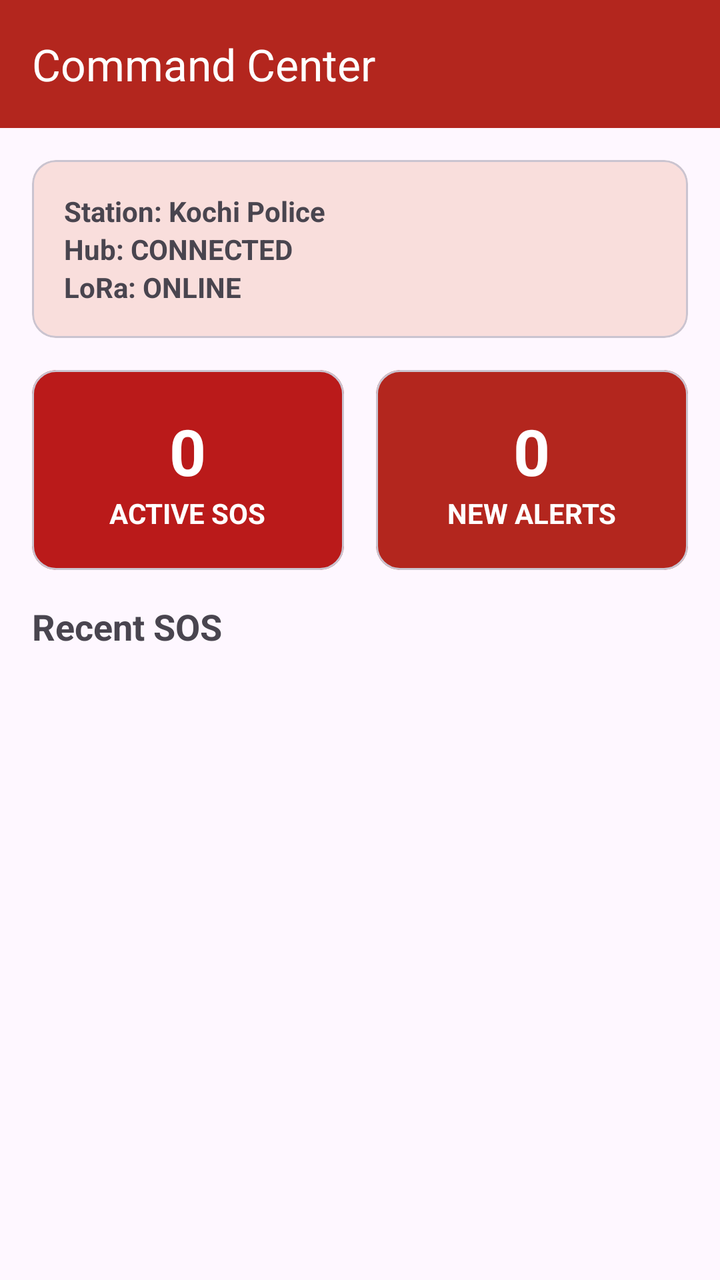
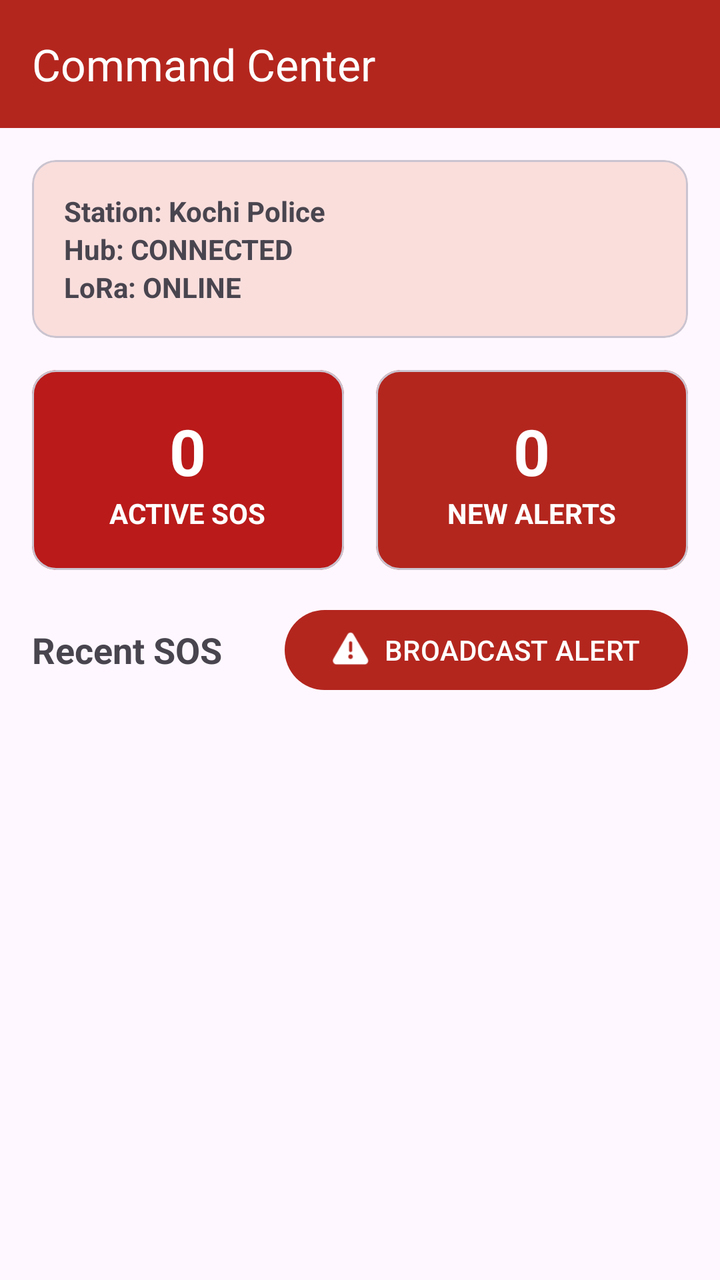

Screens rendered from an Android XML layout before and after an edit, with the pre-edit source and the edit as a unified diff.
<!-- AndroidManifest.xml: application theme Theme.ResQLink -->
<!-- res/layout/activity_admin_dashboard.xml -->
<?xml version="1.0" encoding="utf-8"?>
<LinearLayout xmlns:android="http://schemas.android.com/apk/res/android"
    xmlns:app="http://schemas.android.com/apk/res-auto"
    xmlns:tools="http://schemas.android.com/tools"
    android:layout_width="match_parent"
    android:layout_height="match_parent"
    android:orientation="vertical">

    <com.google.android.material.appbar.MaterialToolbar
        android:id="@+id/toolbar"
        android:layout_width="match_parent"
        android:layout_height="?attr/actionBarSize"
        android:background="?attr/colorPrimary"
        app:titleTextColor="?attr/colorOnPrimary"
        app:title="Command Center" />

    <ScrollView
        android:layout_width="match_parent"
        android:layout_height="match_parent">

        <LinearLayout
            android:layout_width="match_parent"
            android:layout_height="wrap_content"
            android:orientation="vertical"
            android:padding="16dp">

            <com.google.android.material.card.MaterialCardView
                android:layout_width="match_parent"
                android:layout_height="wrap_content"
                android:layout_marginBottom="16dp"
                app:cardBackgroundColor="?attr/colorPrimaryContainer">

                <LinearLayout
                    android:layout_width="match_parent"
                    android:layout_height="wrap_content"
                    android:orientation="vertical"
                    android:padding="16dp">

                    <TextView
                        android:layout_width="wrap_content"
                        android:layout_height="wrap_content"
                        android:text="Station: Kochi Police"
                        android:textStyle="bold" />

                    <TextView
                        android:id="@+id/tvHubStatus"
                        android:layout_width="wrap_content"
                        android:layout_height="wrap_content"
                        android:text="Hub: CONNECTED"
                        android:textStyle="bold" />

                    <TextView
                        android:id="@+id/tvLoraStatus"
                        android:layout_width="wrap_content"
                        android:layout_height="wrap_content"
                        android:text="LoRa: ONLINE"
                        android:textStyle="bold" />
                </LinearLayout>

            </com.google.android.material.card.MaterialCardView>

            <LinearLayout
                android:layout_width="match_parent"
                android:layout_height="wrap_content"
                android:orientation="horizontal"
                android:layout_marginBottom="16dp">

                <com.google.android.material.card.MaterialCardView
                    android:layout_width="0dp"
                    android:layout_height="100dp"
                    android:layout_weight="1"
                    android:layout_marginEnd="8dp"
                    app:cardBackgroundColor="@color/md_theme_light_error">

                    <LinearLayout
                        android:layout_width="match_parent"
                        android:layout_height="match_parent"
                        android:gravity="center"
                        android:orientation="vertical">

                        <TextView
                            android:id="@+id/tvActiveSOSCount"
                            android:layout_width="wrap_content"
                            android:layout_height="wrap_content"
                            android:text="0"
                            android:textColor="@color/white"
                            android:textSize="32sp"
                            android:textStyle="bold" />

                        <TextView
                            android:layout_width="wrap_content"
                            android:layout_height="wrap_content"
                            android:text="ACTIVE SOS"
                            android:textColor="@color/white"
                            android:textStyle="bold" />
                    </LinearLayout>
                </com.google.android.material.card.MaterialCardView>

                <com.google.android.material.card.MaterialCardView
                    android:layout_width="0dp"
                    android:layout_height="100dp"
                    android:layout_weight="1"
                    android:layout_marginStart="8dp"
                    app:cardBackgroundColor="?attr/colorPrimary">

                    <LinearLayout
                        android:layout_width="match_parent"
                        android:layout_height="match_parent"
                        android:gravity="center"
                        android:orientation="vertical">

                        <TextView
                            android:id="@+id/tvAlertsCount"
                            android:layout_width="wrap_content"
                            android:layout_height="wrap_content"
                            android:text="0"
                            android:textColor="@color/white"
                            android:textSize="32sp"
                            android:textStyle="bold" />

                        <TextView
                            android:layout_width="wrap_content"
                            android:layout_height="wrap_content"
                            android:text="NEW ALERTS"
                            android:textColor="@color/white"
                            android:textStyle="bold" />
                    </LinearLayout>
                </com.google.android.material.card.MaterialCardView>
            </LinearLayout>

            <TextView
                android:layout_width="wrap_content"
                android:layout_height="wrap_content"
                android:text="Recent SOS"
                android:textSize="18sp"
                android:textStyle="bold"
                android:layout_marginBottom="8dp"/>

            <androidx.recyclerview.widget.RecyclerView
                android:id="@+id/rvRecentSOS"
                android:layout_width="match_parent"
                android:layout_height="wrap_content"
                tools:listitem="@layout/item_sos"/>

        </LinearLayout>
    </ScrollView>
</LinearLayout>
<!-- res/layout/item_sos.xml (included above) -->
<?xml version="1.0" encoding="utf-8"?>
<com.google.android.material.card.MaterialCardView xmlns:android="http://schemas.android.com/apk/res/android"
    xmlns:app="http://schemas.android.com/apk/res-auto"
    android:layout_width="match_parent"
    android:layout_height="wrap_content"
    android:layout_marginBottom="8dp"
    app:cardElevation="2dp"
    app:cardCornerRadius="8dp">

    <LinearLayout
        android:layout_width="match_parent"
        android:layout_height="wrap_content"
        android:orientation="vertical"
        android:padding="16dp">

        <LinearLayout
            android:layout_width="match_parent"
            android:layout_height="wrap_content"
            android:orientation="horizontal">

            <TextView
                android:id="@+id/tvSosId"
                android:layout_width="0dp"
                android:layout_height="wrap_content"
                android:layout_weight="1"
                android:text="SOS-001"
                android:textStyle="bold"
                android:textSize="16sp"/>

            <TextView
                android:id="@+id/tvTime"
                android:layout_width="wrap_content"
                android:layout_height="wrap_content"
                android:text="2 min ago"
                android:textSize="12sp"/>
        </LinearLayout>

        <TextView
            android:id="@+id/tvType"
            android:layout_width="match_parent"
            android:layout_height="wrap_content"
            android:text="General Emergency"
            android:layout_marginTop="4dp"/>

        <TextView
            android:id="@+id/tvLocation"
            android:layout_width="match_parent"
            android:layout_height="wrap_content"
            android:text="10.1234, 76.1234"
            android:textSize="12sp"
            android:textColor="?android:textColorSecondary"
            android:layout_marginTop="4dp"/>

    </LinearLayout>

</com.google.android.material.card.MaterialCardView>
<!-- resources referenced by this layout -->
<resources>
  <color name="md_theme_light_error">#BA1A1A</color>
  <color name="white">#FFFFFFFF</color>
  <style name="Theme.ResQLink" parent="Base.Theme.ResQLink" />
  <style name="Base.Theme.ResQLink" parent="Theme.Material3.DayNight.NoActionBar">
          
          <item name="colorPrimary">@color/md_theme_light_primary</item>
          <item name="colorOnPrimary">@color/md_theme_light_onPrimary</item>
          <item name="colorPrimaryContainer">@color/md_theme_light_primaryContainer</item>
          <item name="colorOnPrimaryContainer">@color/md_theme_light_onPrimaryContainer</item>
          <item name="colorSecondary">@color/md_theme_light_secondary</item>
          <item name="colorOnSecondary">@color/md_theme_light_onSecondary</item>
          <item name="colorError">@color/md_theme_light_error</item>
      </style>
  <color name="md_theme_light_primary">#B3261E</color>
  <color name="md_theme_light_onPrimary">#FFFFFF</color>
  <color name="md_theme_light_primaryContainer">#F9DEDC</color>
  <color name="md_theme_light_onPrimaryContainer">#410E0B</color>
  <color name="md_theme_light_secondary">#775652</color>
  <color name="md_theme_light_onSecondary">#FFFFFF</color>
</resources>

<!-- the commit's change to res/layout/activity_admin_dashboard.xml (unified diff, before → after) -->
@@ -128,13 +128,28 @@
                 </com.google.android.material.card.MaterialCardView>
             </LinearLayout>
 
-            <TextView
-                android:layout_width="wrap_content"
-                android:layout_height="wrap_content"
-                android:text="Recent SOS"
-                android:textSize="18sp"
-                android:textStyle="bold"
-                android:layout_marginBottom="8dp"/>
+            <LinearLayout
+                android:layout_width="match_parent"
+                android:layout_height="wrap_content"
+                android:orientation="horizontal"
+                android:gravity="center_vertical"
+                android:layout_marginBottom="8dp">
+
+                <TextView
+                    android:layout_width="0dp"
+                    android:layout_height="wrap_content"
+                    android:layout_weight="1"
+                    android:text="Recent SOS"
+                    android:textSize="18sp"
+                    android:textStyle="bold" />
+
+                <com.google.android.material.button.MaterialButton
+                    android:id="@+id/btnBroadcastAlert"
+                    android:layout_width="wrap_content"
+                    android:layout_height="wrap_content"
+                    android:text="BROADCAST ALERT"
+                    app:icon="@android:drawable/ic_dialog_alert" />
+            </LinearLayout>
 
             <androidx.recyclerview.widget.RecyclerView
                 android:id="@+id/rvRecentSOS"
